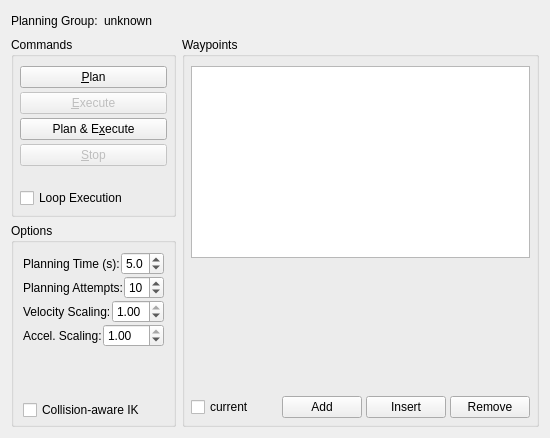
Before: the Qt Designer form motion_planning_rviz_plugin/src/ui/motion_planning_rviz_plugin_frame_waypoints.ui in xinjuezou-whi/moveit_ros_visualization, drawn with Qt 5.
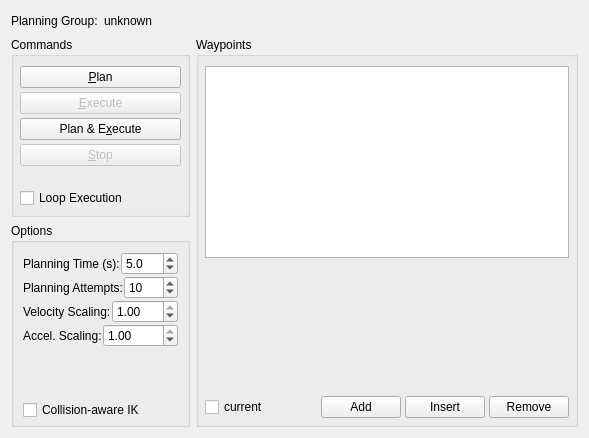
After: the same form once the commit is applied.

Commit message: revise logo load with find package path

Diff of the .ui file:
```diff
--- a/motion_planning_rviz_plugin/src/ui/motion_planning_rviz_plugin_frame_waypoints.ui
+++ b/motion_planning_rviz_plugin/src/ui/motion_planning_rviz_plugin_frame_waypoints.ui
@@ -6,7 +6,7 @@
    <rect>
     <x>0</x>
     <y>0</y>
-    <width>550</width>
+    <width>589</width>
     <height>438</height>
    </rect>
   </property>
```
Left out of the diff: 2 changed lines with no effect on the pictures. The commit also changes 1 other file.
